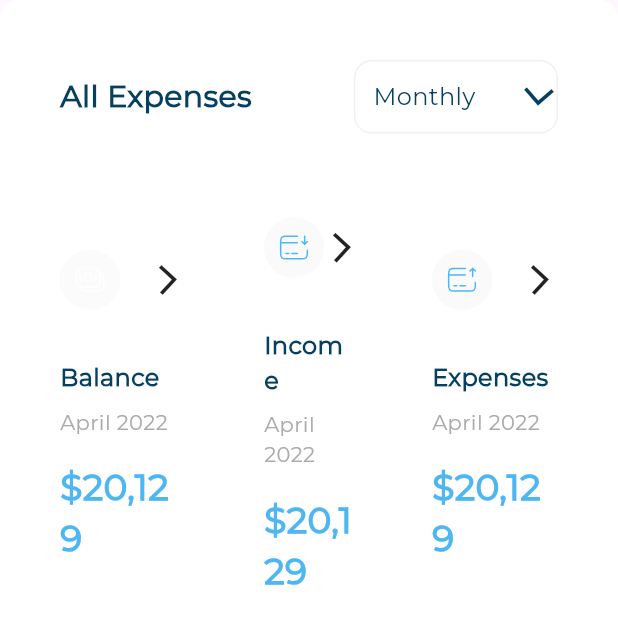
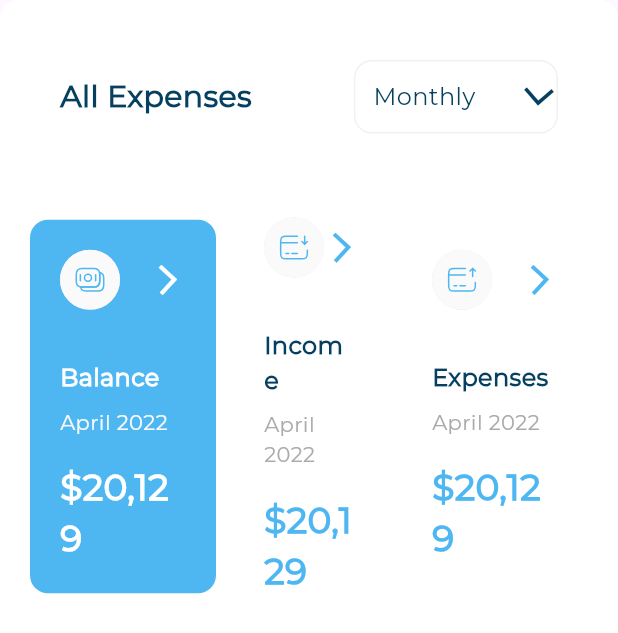
Before and after one commit to MahmoudRoby/responsive_dashboard, a Flutter app: the AllExpenses widget shown alone on an empty page, opened directly, on a phone screen of 412 x 824 dp. Shown: the top 633 px of the screen. Run offline on Flutter 3.47's test engine with Material 3 defaults, Android fonts, the phone set to English and light mode, and no system bars; our stand-ins replace flutter_svg.

Commit message:
all expenses selection item

```diff
--- a/lib/main.dart
+++ b/lib/main.dart
@@ -12,6 +12,7 @@ class ResponsiveDashboard extends StatelessWidget {
   Widget build(BuildContext context) {
     return const MaterialApp(
       home: DashboardView(),
+
     );
   }
 }
--- /dev/null
+++ b/lib/widgets/active_all_expenses_item.dart
@@ -0,0 +1,57 @@
+import 'package:flutter/material.dart';
+import 'package:responsive_dashboard/models/all_expenses_item_model.dart';
+import 'package:responsive_dashboard/utils/app_style.dart';
+import 'package:responsive_dashboard/widgets/all_expenses_item_header.dart';
+
+class ActiveAllExpensesItem extends StatelessWidget {
+  const ActiveAllExpensesItem({
+    super.key,
+    required this.itemModel,
+  });
+
+  final AllExpensesItemModel itemModel;
+
+  @override
+  Widget build(BuildContext context) {
+    return Container(
+      padding: const EdgeInsets.all(20),
+      decoration: ShapeDecoration(
+        color: const Color(0xff4EB7F2),
+        shape: RoundedRectangleBorder(
+          borderRadius: BorderRadius.circular(12),
+        ),
+      ),
+      child: Column(
+        crossAxisAlignment: CrossAxisAlignment.start,
+        children: [
+          AllExpensesItemHeader(
+            iconColor: const Color(0xffFFFFFF),
+            image: itemModel.image,
+          ),
+          const SizedBox(
+            height: 34,
+          ),
+          Text(
+            itemModel.title,
+            style: AppStyle.styleSemiBold16.copyWith(color: Colors.white),
+          ),
+          const SizedBox(
+            height: 8,
+          ),
+          Text(
+            itemModel.date,
+            style: AppStyle.styleRegular14
+                .copyWith(color: const Color(0xffFAFAFA)),
+          ),
+          const SizedBox(
+            height: 16,
+          ),
+          Text(
+            itemModel.price,
+            style: AppStyle.styleSemiBold24.copyWith(color: Colors.white),
+          )
+        ],
+      ),
+    );
+  }
+}
--- a/lib/widgets/all_expenses.dart
+++ b/lib/widgets/all_expenses.dart
@@ -3,26 +3,11 @@ import 'package:responsive_dashboard/models/all_expenses_item_model.dart';
 import 'package:responsive_dashboard/utils/app_images.dart';
 import 'package:responsive_dashboard/widgets/all_expenses_header.dart';
 import 'package:responsive_dashboard/widgets/all_expenses_item.dart';
+import 'package:responsive_dashboard/widgets/all_expenses_list_view.dart';
 
 class AllExpenses extends StatelessWidget {
   const AllExpenses({super.key});
-  static const List<AllExpensesItemModel> items = [
-    AllExpensesItemModel(
-        date: 'April 2022',
-        price: r'$20,129',
-        title: 'Balance',
-        image: Assets.imagesBalance),
-    AllExpensesItemModel(
-        date: 'April 2022',
-        price: r'$20,129',
-        title: 'Income',
-        image: Assets.imagesIncome),
-    AllExpensesItemModel(
-        date: 'April 2022',
-        price: r'$20,129',
-        title: 'Expenses',
-        image: Assets.imagesExpenses),
-  ];
+
   @override
   Widget build(BuildContext context) {
     return Container(
@@ -39,44 +24,9 @@ class AllExpenses extends StatelessWidget {
           SizedBox(
             height: 16,
           ),
-          AllExpensesItemListView(items: items),
+          AllExpensesItemListView(),
         ],
       ),
     );
   }
 }
-
-class AllExpensesItemListView extends StatelessWidget {
-  const AllExpensesItemListView({
-    super.key,
-    required this.items,
-  });
-
-  final List<AllExpensesItemModel> items;
-
-  @override
-  Widget build(BuildContext context) {
-    return Row(
-      children: items.asMap().entries.map((e) {
-        int index = e.key;
-        var item = e.value;
-        return Expanded(
-          child: Padding(
-            padding: EdgeInsets.symmetric(horizontal:index==1? 12 :0),
-            child: AllExpensesItem(itemModel: item),
-          ),
-        );
-        // if (index == 1) {
-        //   return Expanded(child: Padding(
-        //     padding: const EdgeInsets.symmetric(horizontal: 12),
-        //     child: AllExpensesItem(itemModel: item),
-        //   ));
-        // } else {
-        //   return Expanded(child: AllExpensesItem(itemModel: item));
-        // }
-      }).toList(),
-    );
-
-    //Row(children:items.map((e)=>Expanded(child: AllExpensesItem(itemModel: e))).toList());
-  }
-}
--- a/lib/widgets/all_expenses_item.dart
+++ b/lib/widgets/all_expenses_item.dart
@@ -1,52 +1,21 @@
 import 'package:flutter/material.dart';
-import 'package:flutter_svg/svg.dart';
+
 import 'package:responsive_dashboard/models/all_expenses_item_model.dart';
-import 'package:responsive_dashboard/utils/app_images.dart';
+
 import 'package:responsive_dashboard/utils/app_style.dart';
+import 'package:responsive_dashboard/widgets/active_all_expenses_item.dart';
 import 'package:responsive_dashboard/widgets/all_expenses_item_header.dart';
+import 'package:responsive_dashboard/widgets/inactive_all_expenses_item.dart';
 
 class AllExpensesItem extends StatelessWidget {
-  const AllExpensesItem({super.key, required this.itemModel});
+  const AllExpensesItem(
+      {super.key, required this.itemModel, required this.isSelected});
+  final bool isSelected;
   final AllExpensesItemModel itemModel;
   @override
   Widget build(BuildContext context) {
-    return Container(
-      padding: const EdgeInsets.all(20),
-      decoration: ShapeDecoration(
-        color: const Color(0xffffffff),
-        shape: RoundedRectangleBorder(
-          borderRadius: BorderRadius.circular(12),
-        ),
-      ),
-      child: Column(
-        crossAxisAlignment: CrossAxisAlignment.start,
-        children: [
-          AllExpensesItemHeader(
-            image: itemModel.image,
-          ),
-          const SizedBox(
-            height: 34,
-          ),
-          Text(
-            itemModel.title,
-            style: AppStyle.styleSemiBold16,
-          ),
-          const SizedBox(
-            height: 8,
-          ),
-          Text(
-            itemModel.date,
-            style: AppStyle.styleRegular14,
-          ),
-          const SizedBox(
-            height: 16,
-          ),
-          Text(
-            itemModel.price,
-            style: AppStyle.styleSemiBold24,
-          )
-        ],
-      ),
-    );
+    return isSelected
+        ? ActiveAllExpensesItem(itemModel: itemModel)
+        : InActiveAllExpensesItem(itemModel: itemModel);
   }
 }
--- a/lib/widgets/all_expenses_item_header.dart
+++ b/lib/widgets/all_expenses_item_header.dart
@@ -1,24 +1,34 @@
-
 import 'package:flutter/material.dart';
 import 'package:flutter_svg/svg.dart';
 
 class AllExpensesItemHeader extends StatelessWidget {
-  const AllExpensesItemHeader({super.key, required this.image});
+  const AllExpensesItemHeader({
+    super.key,
+    required this.image,
+    required this.iconColor,
+  });
   final String image;
+  final Color iconColor;
+
   @override
   Widget build(BuildContext context) {
     return Row(
       children: [
         CircleAvatar(
-          backgroundColor: Color(0xffFAFAFA),
           child: SvgPicture.asset(
             image,
+
             //  color: const Color(0xffFAFAFA),
           ),
         ),
         const Spacer(),
-        Transform.rotate(angle: 3.1,
-        child: const Icon(Icons.arrow_back_ios_new))
+        Transform.rotate(
+          angle: 3.1,
+          child: Icon(
+            Icons.arrow_back_ios_new,
+            color: iconColor,
+          ),
+        )
       ],
     );
   }
--- /dev/null
+++ b/lib/widgets/all_expenses_list_view.dart
@@ -0,0 +1,72 @@
+import 'package:flutter/material.dart';
+import 'package:responsive_dashboard/models/all_expenses_item_model.dart';
+import 'package:responsive_dashboard/utils/app_images.dart';
+import 'package:responsive_dashboard/widgets/all_expenses_item.dart';
+
+class AllExpensesItemListView extends StatefulWidget {
+  const AllExpensesItemListView({
+    super.key,
+  });
+
+  @override
+  State<AllExpensesItemListView> createState() =>
+      _AllExpensesItemListViewState();
+}
+
+class _AllExpensesItemListViewState extends State<AllExpensesItemListView> {
+  // final List<AllExpensesItemModel> items;
+  final List<AllExpensesItemModel> items = [
+    const AllExpensesItemModel(
+        date: 'April 2022',
+        price: r'$20,129',
+        title: 'Balance',
+        image: Assets.imagesBalance),
+    const AllExpensesItemModel(
+        date: 'April 2022',
+        price: r'$20,129',
+        title: 'Income',
+        image: Assets.imagesIncome),
+    const AllExpensesItemModel(
+        date: 'April 2022',
+        price: r'$20,129',
+        title: 'Expenses',
+        image: Assets.imagesExpenses),
+  ];
+  int currentIndex = 0;
+
+  @override
+  Widget build(BuildContext context) {
+    return Row(
+      children: items.asMap().entries.map((e) {
+        int index = e.key;
+        var item = e.value;
+        return Expanded(
+          child: Padding(
+            padding: EdgeInsets.symmetric(horizontal: index == 1 ? 12 : 0),
+            child: GestureDetector(
+                onTap: () {
+                  currentIndex = index;
+                  setState(() {
+
+                  });
+                },
+                child: AllExpensesItem(
+                  itemModel: item,
+                  isSelected: currentIndex==index,
+                )),
+          ),
+        );
+        // if (index == 1) {
+        //   return Expanded(child: Padding(
+        //     padding: const EdgeInsets.symmetric(horizontal: 12),
+        //     child: AllExpensesItem(itemModel: item),
+        //   ));
+        // } else {
+        //   return Expanded(child: AllExpensesItem(itemModel: item));
+        // }
+      }).toList(),
+    );
+
+    //Row(children:items.map((e)=>Expanded(child: AllExpensesItem(itemModel: e))).toList());
+  }
+}
--- /dev/null
+++ b/lib/widgets/inactive_all_expenses_item.dart
@@ -0,0 +1,56 @@
+import 'package:flutter/material.dart';
+import 'package:responsive_dashboard/models/all_expenses_item_model.dart';
+import 'package:responsive_dashboard/utils/app_style.dart';
+import 'package:responsive_dashboard/widgets/all_expenses_item_header.dart';
+
+class InActiveAllExpensesItem extends StatelessWidget {
+  const InActiveAllExpensesItem({
+    super.key,
+    required this.itemModel,
+  });
+
+  final AllExpensesItemModel itemModel;
+
+  @override
+  Widget build(BuildContext context) {
+    return Container(
+      padding: const EdgeInsets.all(20),
+      decoration: ShapeDecoration(
+        color: const Color(0xffffffff),
+        shape: RoundedRectangleBorder(
+          borderRadius: BorderRadius.circular(12),
+        ),
+      ),
+      child: Column(
+        crossAxisAlignment: CrossAxisAlignment.start,
+        children: [
+          AllExpensesItemHeader(
+            iconColor: const Color(0xff4EB7F2),
+            image: itemModel.image,
+          ),
+          const SizedBox(
+            height: 34,
+          ),
+          Text(
+            itemModel.title,
+            style: AppStyle.styleSemiBold16,
+          ),
+          const SizedBox(
+            height: 8,
+          ),
+          Text(
+            itemModel.date,
+            style: AppStyle.styleRegular14,
+          ),
+          const SizedBox(
+            height: 16,
+          ),
+          Text(
+            itemModel.price,
+            style: AppStyle.styleSemiBold24,
+          )
+        ],
+      ),
+    );
+  }
+}
```
Also changed, not shown: assets/images/balance.svg.
